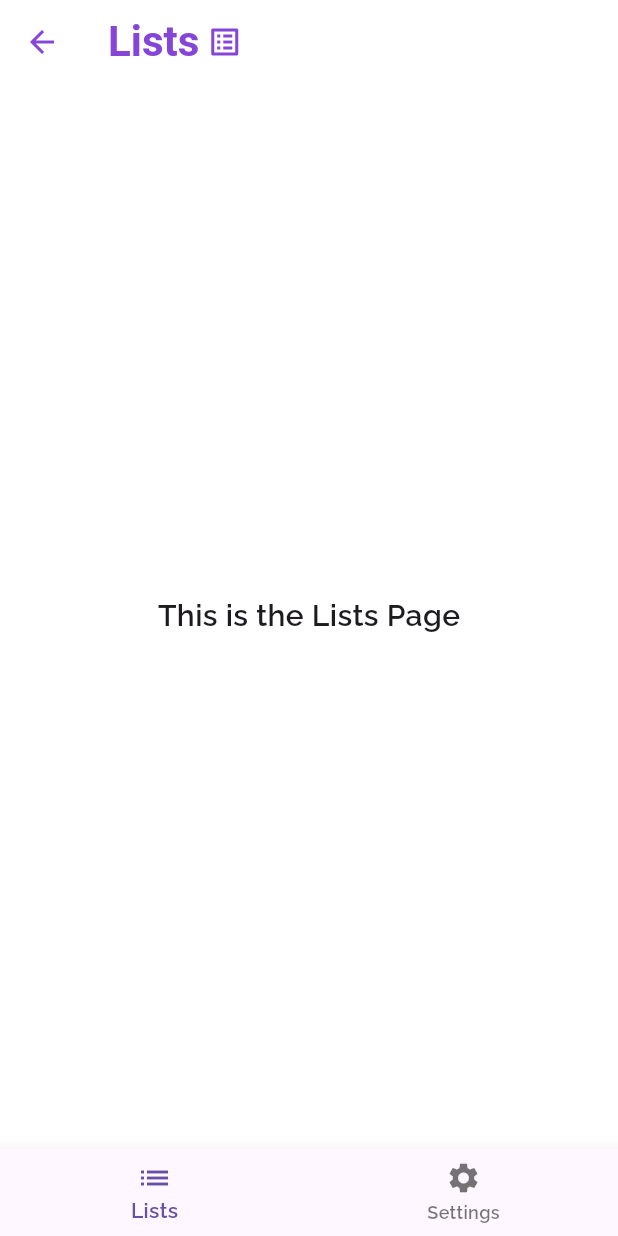
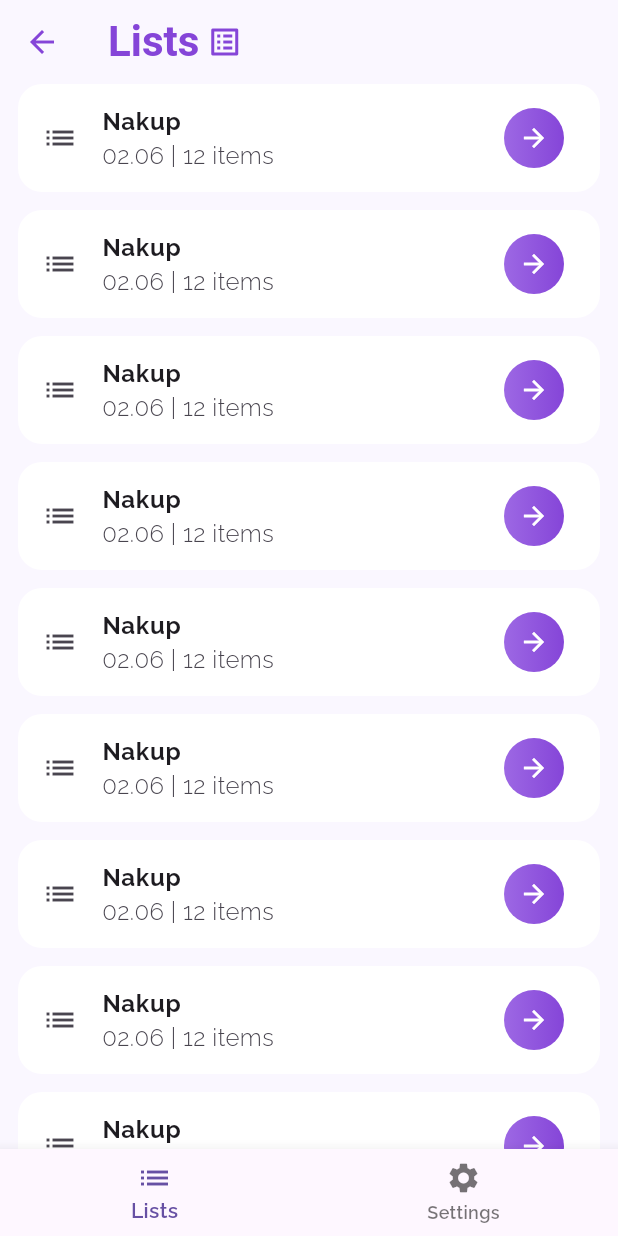
Before and after one commit to alonso98/FlutterYourPen, a Flutter app: the HomePage screen opened by its route, on a phone screen of 412 x 824 dp. Run offline on Flutter 3.47's test engine with Material 3 defaults, Android fonts, the phone set to English and light mode, and no system bars; our stand-ins replace flutter_secure_storage, flutter_svg; missing offline and left inert: flutter_gradient_button; accounts and stored records are empty.

Commit message:
added view for lists

```diff
--- a/lib/themes/light_theme.dart
+++ b/lib/themes/light_theme.dart
@@ -3,7 +3,7 @@ import 'package:flutter/material.dart';
 final ThemeData lightTheme = ThemeData(
   useMaterial3: true,
   primaryColor: const Color(0xff8545D8),
-  scaffoldBackgroundColor: Colors.white,
+  scaffoldBackgroundColor: const Color(0xffFAF7FF),
   fontFamily: "Raleway",
   appBarTheme: const AppBarTheme(
     titleTextStyle: TextStyle(fontSize: 28.0, fontWeight: FontWeight.w600, color:  Color(0xff8545D8)),
@@ -12,6 +12,9 @@ final ThemeData lightTheme = ThemeData(
   textTheme: const TextTheme(
     bodyMedium: TextStyle(fontSize: 20, fontWeight: FontWeight.w600),
     headlineLarge: TextStyle(fontSize: 20.0, fontWeight: FontWeight.bold)
+  ),
+  navigationBarTheme: const NavigationBarThemeData(
+    backgroundColor: Color(0xffFAF7FF),
   )
 
   // filledButtonTheme: FilledButtonThemeData(
--- a/lib/views/main/lists/all_lists_page.dart
+++ b/lib/views/main/lists/all_lists_page.dart
@@ -1,5 +1,7 @@
 import 'package:flutter/material.dart';
+import 'package:flutter_gradient_button/flutter_gradient_button.dart';
 import 'package:provider/provider.dart';
+import 'package:yourpen_1/controls/gradient_button.dart';
 import 'package:yourpen_1/view_models/lists/all_lists_viewmodel.dart';
 
 class ListsPage extends StatelessWidget {
@@ -8,9 +10,53 @@ class ListsPage extends StatelessWidget {
   @override
   Widget build(BuildContext context) {
     final listsViewModel = Provider.of<AllListsViewmodel>(context);
-    return const Center(
-      child: Text('This is the Lists Page'),
+    final theme = Theme.of(context);
+
+    return Row(
+      mainAxisAlignment: MainAxisAlignment.center,
+      children: [
+        Expanded(
+            child: Padding(
+                padding: const EdgeInsets.symmetric(vertical: 0, horizontal: 12),
+                child: ListView.separated(
+                  itemCount: 15,
+                  itemBuilder: (context, index) =>
+                      buildListTile(context, index),
+                  separatorBuilder: (BuildContext context, int index) {
+                    return const SizedBox(
+                      height: 12,
+                    );
+                  },
+                )
+              )
+            )
+      ],
     );
   }
 
+  Widget buildListTile(BuildContext context, int index) {
+    return Container(
+      decoration: BoxDecoration(
+          color: Colors.white,
+          borderRadius: BorderRadius.circular(16),
+        ),
+      child: ListTile(
+        title: const Text("Nakup", style: TextStyle(fontSize: 16, fontWeight: FontWeight.w700),),
+        subtitle: const Text("02.06 | 12 items", style: TextStyle(fontSize: 16, fontWeight: FontWeight.w300),),
+        leading: Icon(Icons.list),
+        trailing: InkWell(
+          onTap: () => {},
+          child: Container(
+            width: 40,
+            height: 40,
+            decoration: const BoxDecoration(
+              shape: BoxShape.circle,
+              gradient: LinearGradient(colors: [Color(0xff9D68E4), Color(0xff8545D8)])
+            ),
+            child: const Icon(Icons.arrow_forward, color: Colors.white, size: 20,),
+          ),
+        ),
+      ),
+    );
+  }
 }
```
